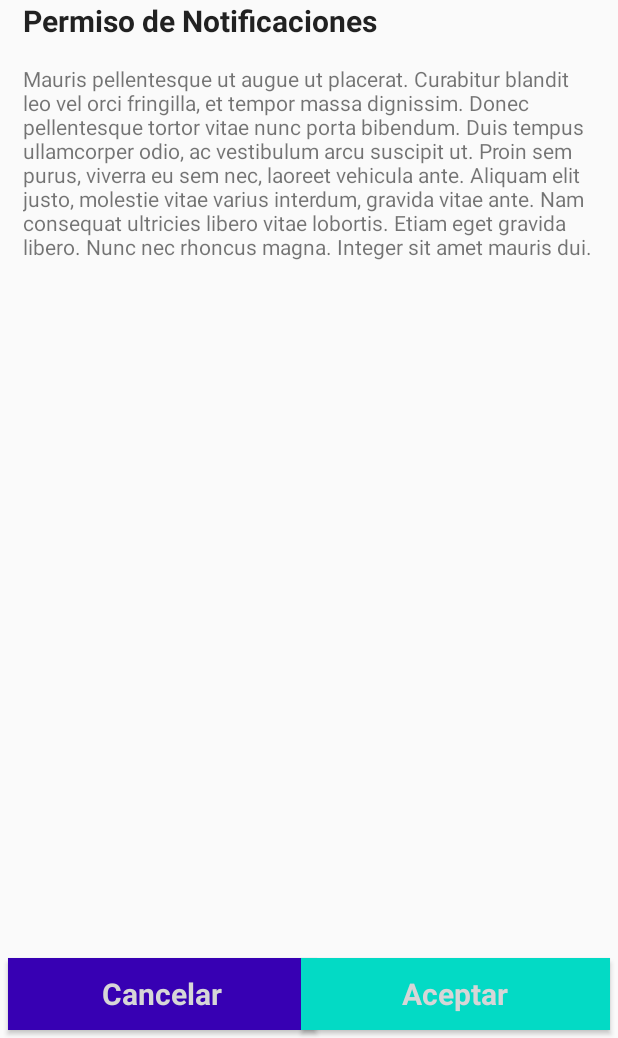
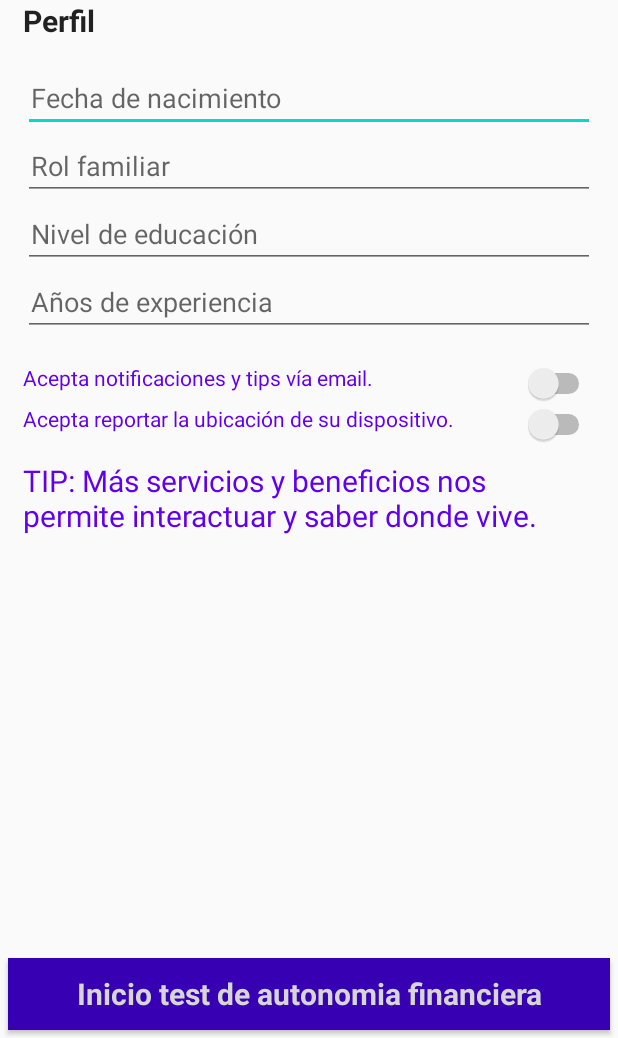
Before and after one commit to jachqaz/bicifiapp, an Android app: the fragment NotificationPassFragment shown on its own in the app's theme, on a phone screen of 412 x 824 dp, the part 198-1236 px from its top. Run offline under Robolectric (Android 15) with nearby library versions, the phone set to English and light mode, and no system bars.

Commit message:
se adiciona layout perfil

```diff
--- a/app/src/main/java/com/bicifiapp/ui/fragments/NotificationPassFragment.kt
+++ b/app/src/main/java/com/bicifiapp/ui/fragments/ProfileFragment.kt
@@ -36,7 +36,7 @@ class NotificationPassFragment : Fragment() {
         savedInstanceState: Bundle?
     ): View? {
         // Inflate the layout for this fragment
-        return inflater.inflate(R.layout.fragment_notification_pass, container, false)
+        return inflater.inflate(R.layout.fragment_profile, container, false)
     }
 
     companion object {
--- a/app/src/main/res/layout/fragment_notification_pass.xml
+++ /dev/null
@@ -1,75 +0,0 @@
-<?xml version="1.0" encoding="utf-8"?>
-<androidx.constraintlayout.widget.ConstraintLayout xmlns:android="http://schemas.android.com/apk/res/android"
-    xmlns:tools="http://schemas.android.com/tools"
-    android:layout_width="match_parent"
-    android:layout_height="match_parent"
-    xmlns:app="http://schemas.android.com/apk/res-auto"
-    tools:context=".ui.fragments.NotificationPassFragment">
-
-    <ImageView
-        android:id="@+id/imvLogo"
-        android:layout_width="0dp"
-        android:layout_height="100dp"
-        android:layout_marginTop="32dp"
-        android:scaleType="fitCenter"
-        android:src="@drawable/bici_logo"
-        app:layout_constraintEnd_toEndOf="parent"
-        app:layout_constraintStart_toStartOf="parent"
-        app:layout_constraintTop_toTopOf="parent" />
-
-
-    <TextView
-        android:id="@+id/layoutTitle"
-        style="@style/Titles"
-        android:layout_width="match_parent"
-        android:layout_height="wrap_content"
-        android:text="@string/title_notification_pass"
-        android:paddingStart="15dp"
-        android:paddingEnd="15dp"
-        app:layout_constraintEnd_toEndOf="parent"
-        app:layout_constraintStart_toStartOf="parent"
-        app:layout_constraintTop_toBottomOf="@+id/imvLogo" />
-
-    <ScrollView
-        android:layout_width="match_parent"
-        android:layout_height="0dp"
-        app:layout_constraintBottom_toTopOf="@+id/btnAccept"
-        app:layout_constraintEnd_toEndOf="parent"
-        app:layout_constraintStart_toStartOf="parent"
-        app:layout_constraintTop_toBottomOf="@+id/layoutTitle"
-        android:padding="15dp">
-
-        <TextView
-            android:id="@+id/textTermsConditions"
-            android:layout_width="match_parent"
-            android:layout_height="wrap_content"
-            android:text="@string/textNotification"
-            app:layout_constraintEnd_toEndOf="parent"
-            app:layout_constraintStart_toStartOf="parent" />
-
-    </ScrollView>
-
-    <Button
-        android:id="@+id/btnCancelar"
-        style="@style/ButtonMain"
-        android:layout_width="0dp"
-        android:layout_height="wrap_content"
-        android:text="@string/cancel"
-        android:layout_margin="5dp"
-        app:layout_constraintBottom_toBottomOf="parent"
-        app:layout_constraintStart_toStartOf="parent"
-        app:layout_constraintWidth_percent="0.5" />
-
-    <Button
-        android:id="@+id/btnAccept"
-        style="@style/ButtonMain"
-        android:layout_margin="5dp"
-        android:layout_width="0dp"
-        android:layout_height="wrap_content"
-        android:background="@color/colorAccent"
-        android:text="@string/accept"
-        app:layout_constraintBottom_toBottomOf="parent"
-        app:layout_constraintEnd_toEndOf="parent"
-        app:layout_constraintWidth_percent="0.5" />
-
-</androidx.constraintlayout.widget.ConstraintLayout>
--- /dev/null
+++ b/app/src/main/res/layout/fragment_profile.xml
@@ -0,0 +1,183 @@
+<?xml version="1.0" encoding="utf-8"?>
+<androidx.constraintlayout.widget.ConstraintLayout xmlns:android="http://schemas.android.com/apk/res/android"
+    xmlns:app="http://schemas.android.com/apk/res-auto"
+    xmlns:tools="http://schemas.android.com/tools"
+    android:layout_width="match_parent"
+    android:layout_height="match_parent"
+    tools:context=".ui.fragments.NotificationPassFragment">
+
+    <ImageView
+        android:id="@+id/imvLogo"
+        android:layout_width="0dp"
+        android:layout_height="100dp"
+        android:layout_marginTop="32dp"
+        android:scaleType="fitCenter"
+        android:src="@drawable/bici_logo"
+        app:layout_constraintEnd_toEndOf="parent"
+        app:layout_constraintStart_toStartOf="parent"
+        app:layout_constraintTop_toTopOf="parent" />
+
+
+    <TextView
+        android:id="@+id/layoutTitle"
+        style="@style/Titles"
+        android:layout_width="match_parent"
+        android:layout_height="wrap_content"
+        android:paddingStart="15dp"
+        android:paddingEnd="15dp"
+        android:text="@string/title_profile"
+        app:layout_constraintEnd_toEndOf="parent"
+        app:layout_constraintStart_toStartOf="parent"
+        app:layout_constraintTop_toBottomOf="@+id/imvLogo" />
+
+    <ScrollView
+        android:layout_width="match_parent"
+        android:layout_height="0dp"
+        android:padding="15dp"
+        app:layout_constraintBottom_toTopOf="@+id/btnAccept"
+        app:layout_constraintEnd_toEndOf="parent"
+        app:layout_constraintStart_toStartOf="parent"
+        app:layout_constraintTop_toBottomOf="@+id/layoutTitle">
+
+        <LinearLayout
+            android:layout_width="match_parent"
+            android:layout_height="wrap_content"
+            android:orientation="vertical">
+
+         <!--   <android.support.design.widget.TextInputLayout
+                android:layout_width="match_parent"
+                android:layout_height="wrap_content"
+                android:layout_marginTop="8dp">
+-->
+                <EditText
+                    android:id="@+id/profileBirthday"
+                    android:layout_width="match_parent"
+                    android:layout_height="wrap_content"
+                    android:hint="@string/birthday"
+                    android:inputType="text"
+                    android:minHeight="40dp"
+                    android:paddingStart="5dp"
+                    android:paddingEnd="5dp"
+                    android:textColor="@color/colorAccent"
+                    />
+         <!--   </android.support.design.widget.TextInputLayout>-->
+
+           <!-- <android.support.design.widget.TextInputLayout
+                android:layout_width="match_parent"
+                android:layout_height="wrap_content"
+                android:layout_marginTop="8dp">-->
+
+                <EditText
+                    android:id="@+id/familyRol"
+                    android:layout_width="match_parent"
+                    android:layout_height="wrap_content"
+                    android:hint="@string/family_rol"
+                    android:inputType="text"
+                    android:minHeight="40dp"
+                    android:paddingStart="5dp"
+                    android:paddingEnd="5dp"
+                    android:textColor="@color/colorAccent" />
+          <!--  </android.support.design.widget.TextInputLayout>-->
+
+           <!-- <android.support.design.widget.TextInputLayout
+                android:layout_width="match_parent"
+                android:layout_height="wrap_content"
+                android:layout_marginTop="8dp">-->
+
+                <EditText
+                    android:id="@+id/educationLevel"
+                    android:layout_width="match_parent"
+                    android:layout_height="wrap_content"
+                    android:hint="@string/education_level"
+                    android:inputType="text"
+                    android:minHeight="40dp"
+                    android:paddingStart="5dp"
+                    android:paddingEnd="5dp"
+                    android:textColor="@color/colorAccent" />
+           <!-- </android.support.design.widget.TextInputLayout>-->
+
+          <!--  <android.support.design.widget.TextInputLayout
+                android:layout_width="match_parent"
+                android:layout_height="wrap_content"
+                android:layout_marginTop="8dp">-->
+
+                <EditText
+                    android:id="@+id/yearExperience"
+                    android:layout_width="match_parent"
+                    android:layout_height="wrap_content"
+                    android:hint="@string/year_experience"
+                    android:inputType="number"
+                    android:minHeight="40dp"
+                    android:paddingStart="5dp"
+                    android:paddingEnd="5dp"
+                    android:textColor="@color/colorAccent" />
+           <!-- </android.support.design.widget.TextInputLayout>-->
+
+            <androidx.constraintlayout.widget.ConstraintLayout
+                android:layout_width="match_parent"
+                android:layout_height="wrap_content"
+                android:layout_marginTop="10dp">
+
+                <TextView
+                    android:id="@+id/textNotificationPass"
+                    android:layout_width="0dp"
+                    android:layout_height="wrap_content"
+                    android:layout_marginTop="8dp"
+                    android:text="@string/textNotificationPass"
+                    android:textColor="@color/colorPrimary"
+                    app:layout_constraintLeft_toLeftOf="parent"
+                    app:layout_constraintLeft_toRightOf="@+id/switchNotificationPass"
+                    app:layout_constraintTop_toTopOf="parent" />
+
+                <TextView
+                    android:id="@+id/textLocationPass"
+                    android:layout_width="0dp"
+                    android:layout_height="wrap_content"
+                    android:layout_marginTop="8dp"
+                    android:text="@string/textLocationPass"
+                    android:textColor="@color/colorPrimary"
+                    app:layout_constraintLeft_toLeftOf="parent"
+                    app:layout_constraintLeft_toRightOf="@+id/switchLocalPass"
+                    app:layout_constraintTop_toBottomOf="@+id/textNotificationPass" />
+
+                <Switch
+                    android:id="@+id/switchNotificationPass"
+                    android:layout_width="wrap_content"
+                    android:layout_height="wrap_content"
+                    android:layout_marginTop="8dp"
+                    app:layout_constraintRight_toRightOf="parent"
+                    app:layout_constraintTop_toTopOf="parent" />
+
+                <Switch
+                    android:id="@+id/switchLocalPass"
+                    android:layout_width="0dp"
+                    android:layout_height="wrap_content"
+                    android:layout_marginTop="8dp"
+                    app:layout_constraintRight_toRightOf="parent"
+                    app:layout_constraintTop_toBottomOf="@+id/textNotificationPass" />
+
+            </androidx.constraintlayout.widget.ConstraintLayout>
+
+            <TextView
+                android:id="@+id/textTips"
+                android:layout_width="match_parent"
+                android:layout_height="wrap_content"
+                android:layout_marginTop="10dp"
+                android:text="@string/tip_profile"
+                android:textColor="@color/colorPrimary"
+                android:textSize="20sp" />
+        </LinearLayout>
+    </ScrollView>
+
+    <Button
+        android:id="@+id/btnAccept"
+        style="@style/ButtonMain"
+        android:layout_width="0dp"
+        android:layout_height="wrap_content"
+        android:layout_margin="5dp"
+        android:text="@string/start_test"
+        app:layout_constraintBottom_toBottomOf="parent"
+        app:layout_constraintEnd_toEndOf="parent"
+        app:layout_constraintStart_toStartOf="parent" />
+
+</androidx.constraintlayout.widget.ConstraintLayout>
--- a/app/src/main/res/values/strings.xml
+++ b/app/src/main/res/values/strings.xml
@@ -71,4 +71,13 @@
         Aliquam elit justo, molestie vitae varius interdum, gravida vitae ante. Nam consequat ultricies libero vitae lobortis. Etiam eget gravida libero.
         Nunc nec rhoncus magna. Integer sit amet mauris dui. </string>
     <string name="cancel">Cancelar</string>
+    <string name="title_profile">Perfil</string>
+    <string name="start_test">Inicio test de autonomia financiera</string>
+    <string name="tip_profile">TIP: Más servicios y beneficios nos permite interactuar y saber donde vive.</string>
+    <string name="textNotificationPass">Acepta notificaciones y tips vía email.</string>
+    <string name="textLocationPass">Acepta reportar la ubicación de su dispositivo.</string>
+    <string name="birthday">Fecha de nacimiento</string>
+    <string name="family_rol">Rol familiar</string>
+    <string name="education_level">Nivel de educación</string>
+    <string name="year_experience">Años de experiencia</string>
 </resources>
```
